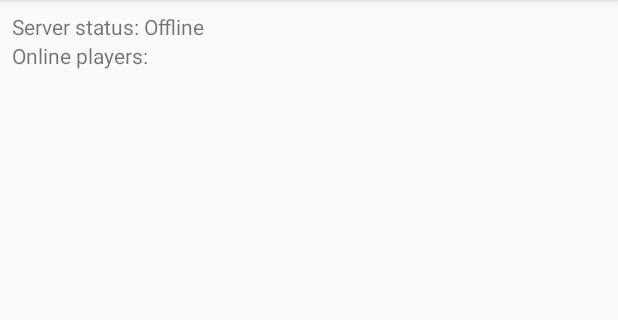
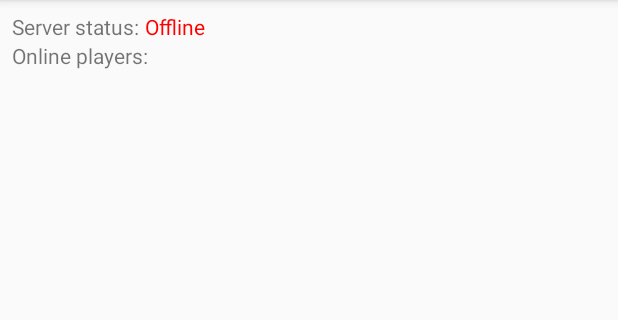
Before and after one commit to PavlikSvolochkov/EVE-Online, an Android app: the screen it shows after launch (MainActivity), on a phone screen of 412 x 824 dp, the part 84-404 px from its top. Run offline under Robolectric (Android 15) with nearby library versions, the phone set to English and light mode, and no system bars.

Commit message:
Created server status color indication

```diff
--- a/app/src/main/java/async/ServerStatusTask.java
+++ b/app/src/main/java/async/ServerStatusTask.java
@@ -1,5 +1,6 @@
 package async;
 
+import android.graphics.Color;
 import android.os.AsyncTask;
 import android.widget.TextView;
 
@@ -51,10 +52,12 @@ public class ServerStatusTask extends AsyncTask<Void, Void, Void> {
   @Override
   protected void onPostExecute(Void aVoid) {
     if ("True".equals(serverStatus.getStatus())) {
-      status.append("Online");
+      status.setTextColor(Color.GREEN);
+      status.setText("Online");
       players.append(String.valueOf(serverStatus.getPlayers()));
     } else {
-      status.append("Offline");
+      status.setTextColor(Color.RED);
+      status.setText("Offline");
     }
   }
 }
--- a/app/src/main/res/layout/content_main.xml
+++ b/app/src/main/res/layout/content_main.xml
@@ -10,10 +10,17 @@
                 tools:showIn="@layout/activity_main">
 
   <TextView
+      android:id="@+id/serverStatusLabel"
+      android:layout_width="wrap_content"
+      android:layout_height="wrap_content"
+      android:text="Server status: "/>
+
+  <TextView
       android:id="@+id/serverStatus"
       android:layout_width="wrap_content"
       android:layout_height="wrap_content"
-      android:text="Server status: "/>
+      android:layout_toRightOf="@+id/serverStatusLabel"
+      android:text="status"/>
 
   <TextView
       android:id="@+id/onlinePlayers"
```
Also changed, not shown: 1 other file.
